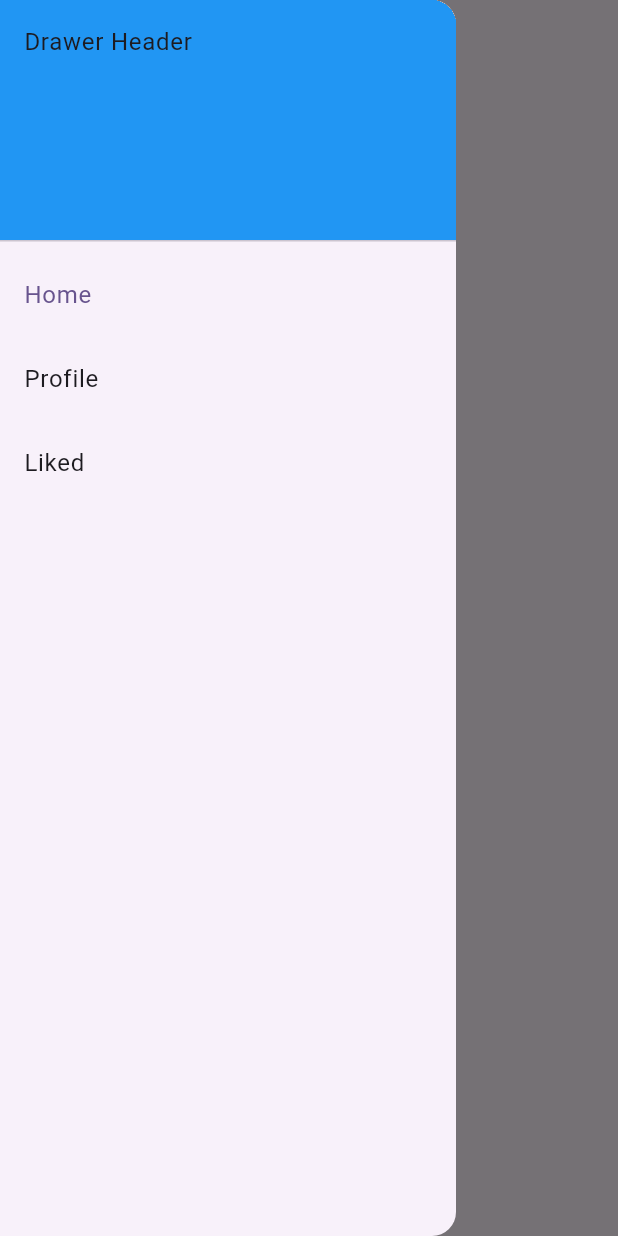
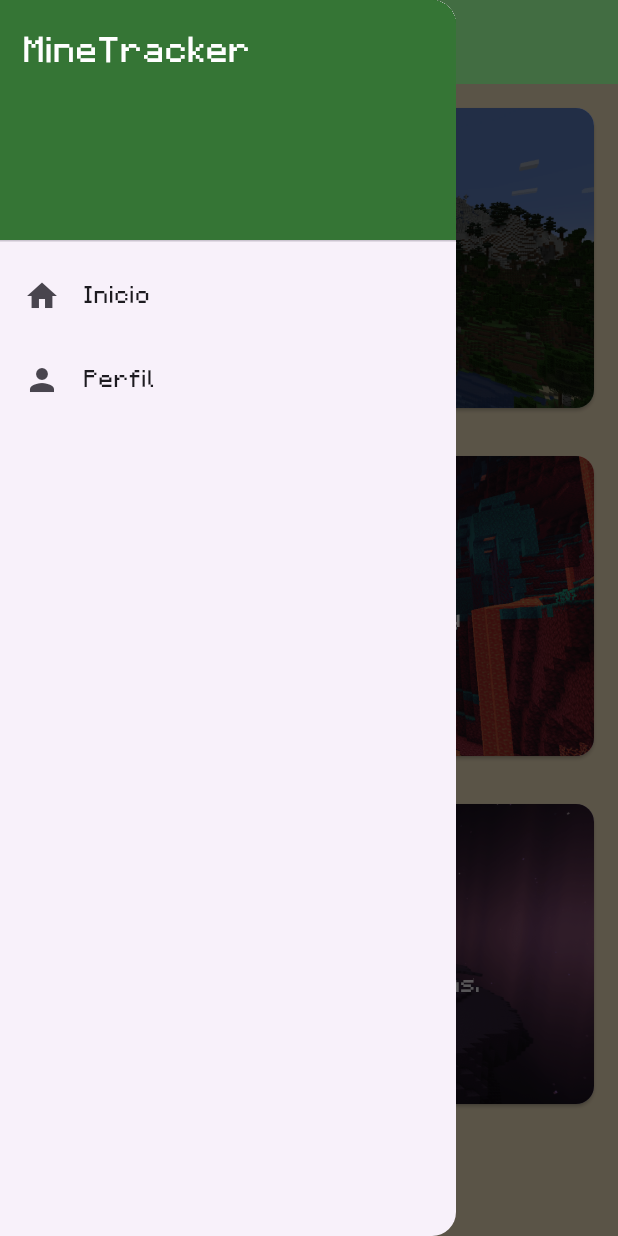
Before and after one commit to PabloEscobarXD/MineTracker, a Flutter app: the screen it shows after launch, with the side drawer open, on a phone screen of 412 x 824 dp. Run offline on Flutter 3.47's test engine with Material 3 defaults, Android fonts, the light colour scheme and no system bars.

Commit message:
IMPLEMENTACIONES
muchas implementaciones

```diff
--- /dev/null
+++ b/lib/classes/worldCard.dart
@@ -0,0 +1,67 @@
+import 'package:flutter/material.dart';
+
+class WorldCard extends StatelessWidget {
+  final String imagePath;
+  final String title;
+  final String subtitle;
+  final VoidCallback? onTap;
+
+  const WorldCard({
+    super.key,
+    required this.imagePath,
+    required this.title,
+    required this.subtitle,
+    this.onTap,
+  });
+
+  @override
+  Widget build(BuildContext context) {
+    return GestureDetector(
+      onTap: onTap,
+      child: Card(
+        margin: const EdgeInsets.all(16),
+        shape: RoundedRectangleBorder(borderRadius: BorderRadius.circular(12)),
+        clipBehavior: Clip.antiAlias,
+        child: Stack(
+          alignment: Alignment.center,
+          children: [
+            SizedBox(
+              height: 200,
+              width: double.infinity,
+              child: Image.asset(
+                imagePath,
+                fit: BoxFit.cover,
+              ),
+            ),
+            Container(
+              height: 200,
+              width: double.infinity,
+              color: Colors.black.withOpacity(0.4),
+            ),
+            Column(
+              mainAxisSize: MainAxisSize.min,
+              children: [
+                Text(
+                  title,
+                  style: const TextStyle(
+                    fontSize: 24,
+                    fontWeight: FontWeight.bold,
+                    color: Colors.white,
+                  ),
+                ),
+                const SizedBox(height: 8),
+                Text(
+                  subtitle,
+                  style: const TextStyle(
+                    fontSize: 16,
+                    color: Colors.white70,
+                  ),
+                ),
+              ],
+            ),
+          ],
+        ),
+      ),
+    );
+  }
+}
--- /dev/null
+++ b/lib/data/objective_data.dart
@@ -0,0 +1,75 @@
+// objectives_data.dart
+import 'package:flutter/material.dart';
+
+final List<Map<String, dynamic>> overworldItems = [
+  {
+    'name': 'Pico de Diamante',
+    'icon': Icons.construction,
+    'description': 'El mejor pico que puedes conseguir en el Overworld. Esencial para poder picar obsidiana y crear la '
+    'mesa de encantamientos, y más importante, el Portal al Nether. Se puede mejorar a un pico de Netherita con la mesa de herrería.',
+  },
+    {
+    'name': 'Mesa de encantamientos',
+    'icon': Icons.book,
+    'description': 'La forma mas sencilla de encantar tus objetos en Minecraft. Utilizando lapizlásuli puedes encantar tus armas y armaduras. '
+    'Por sí sola, los encantamientos serán de nivel bajo. Requerirás de colocar 15 librerías alrededor de la mesa para alcanzar'
+    ' el nivel máximo de encantamientos que se pueden aplicar a tus objetos.'
+  }
+];
+
+final List<Map<String, dynamic>> overworldStructures = [
+  {
+    'name': 'Stronghold',
+    'icon': Icons.account_tree,
+    'description': 'Estructura subterránea que contiene el portal al End. Para hallarla, tienes que usar ojos'
+    ' de Ender, estos comenzarán a flotar en el aire en dirección al Stronghold mas cercano. Una vez lo encuentres,'
+    ' busca el portal al End en las recámaras. En cuanto hayes la que tiene el portal, necesitarás 12 ojos de Ender para activarlo'
+    '. Procura tener más de esta cantidad para poder localizar el portal sin que te falten después.',
+  },
+  {
+    'name': 'Trial Chamber',
+    'icon': Icons.account_tree,
+    'description': 'Cámaras de cobre subterráneas en las que te enfrentas a enemigos'
+     ' en pruebas de valor. Puedes encontrarlos usando un mapa que te lleve a una intercambiando'
+     ' con cartógrafos en aldeas a cambio de esmeraldas.\n\n'
+     'Objetos importantes que puedes encontrar:\n - Manzanas doradas\n- Armas y Armaduras de diamante\n - Maza (Arma especial)',
+  },
+];
+
+final List<Map<String, dynamic>> netherItems = [
+  {
+    'name': 'Vara de Blaze',
+    'icon': Icons.whatshot,
+    'description': 'Objeto con la posibilidad de ser obtenido al matar un Blaze. Es indispensable para la creación de ojos de Ender.',
+  },
+  {
+    'name': 'Ojos de Ender',
+    'icon': Icons.panorama_fish_eye,
+    'description': 'Obtenido de la combinación de varas de Blaze y Perlas de Ender. Con este objeto se puede buscar y acceder al End colocándolos en las ranuras del portal. '
+    'Recuerda tener 12 de estas si quieres viajar a la dimensión del End.',
+  }
+];
+
+final List<Map<String, dynamic>> netherStructures = [
+  {
+    'name': 'Fortaleza del Nether',
+    'icon': Icons.fort,
+    'description': 'Estructura hostil donde habitan los Blazes.',
+  },
+];
+
+final List<Map<String, dynamic>> endItems = [
+  {
+    'name': 'Elytra',
+    'icon': Icons.flight,
+    'description': 'Alas que permiten planear, encontradas en End Cities.',
+  },
+];
+
+final List<Map<String, dynamic>> endStructures = [
+  {
+    'name': 'End City',
+    'icon': Icons.location_city,
+    'description': 'Estructura del End donde puedes encontrar las Elytras. Son bastante altas y peligrosas debido a que las defienden Shulkers, monstruos que lanzan proyectiles que te hacen levitar, sufriendo daño de caída si no eres precavido.',
+  },
+];
--- a/lib/main.dart
+++ b/lib/main.dart
@@ -1,5 +1,5 @@
 import 'package:flutter/material.dart';
-import 'pages/home_page.dart';
+import '../pages/splash_page.dart';
 
 void main() {
   runApp(const MyApp());
@@ -14,9 +14,10 @@ class MyApp extends StatelessWidget {
     return MaterialApp(
       title: 'Flutter Demo',
       theme: ThemeData(
+        fontFamily: 'Minecraft',
         colorScheme: ColorScheme.fromSeed(seedColor: Colors.deepPurple),
       ),
-      home: const MyHomePage(title: 'Home Page'),
+      home: const SplashPage(),
     );
   }
 }
--- a/lib/pages/home_page.dart
+++ b/lib/pages/home_page.dart
@@ -1,7 +1,7 @@
-
 import 'package:flutter/material.dart';
-import '../pages/like_page.dart';
-import '../pages/profile_page.dart';
+import 'objectives_page.dart';
+import 'profile_page.dart';
+import '../classes/worldCard.dart';
 
 class MyHomePage extends StatefulWidget {
   const MyHomePage({super.key, required this.title});
@@ -13,16 +13,12 @@ class MyHomePage extends StatefulWidget {
 }
 
 class _MyHomePageState extends State<MyHomePage> {
-  int _selectedIndex = 0;
-  static const TextStyle optionStyle = TextStyle(
-    fontSize: 30,
-    fontWeight: FontWeight.bold,
-  );
-
   @override
   Widget build(BuildContext context) {
     return Scaffold(
+      backgroundColor: const Color.fromRGBO(197, 183, 155, 1),
       appBar: AppBar(
+        backgroundColor: const Color.fromRGBO(144, 238, 144, 1),
         title: Text(widget.title),
         leading: Builder(
           builder: (context) {
@@ -35,59 +31,73 @@ class _MyHomePageState extends State<MyHomePage> {
           },
         ),
       ),
-      body: Center(),
       drawer: Drawer(
         child: ListView(
-          // Important: Remove any padding from the ListView.
           padding: EdgeInsets.zero,
           children: [
             const DrawerHeader(
-              decoration: BoxDecoration(color: Colors.blue),
-              child: Text('Drawer Header'),
+              decoration: BoxDecoration(color: Color.fromRGBO(42, 110, 42, 0.945)),
+              child: Text('MineTracker', style: TextStyle(color: Colors.white, fontSize: 24)),
             ),
             ListTile(
-              title: const Text('Home'),
-              selected: _selectedIndex == 0,
+              title: const Text('Inicio'),
+              leading: const Icon(Icons.home),
               onTap: () {
-                // Update the state of the app
-                //n _onItemTapped(1);
-                // Then close the drawer
                 Navigator.pop(context);
-
+                Navigator.popUntil(context, (route) => route.isFirst);
+              },
+            ),
+            ListTile(
+              title: const Text('Perfil'),
+              leading: const Icon(Icons.person),
+              onTap: () {
+                Navigator.pop(context);
                 Navigator.push(
                   context,
-                MaterialPageRoute(builder: (context) => const MyHomePage(title: 'Home Page')),
+                  MaterialPageRoute(builder: (context) => const ProfilePage(title: 'Perfil de Usuario')),
                 );
               },
             ),
-            ListTile(
-              title: const Text('Profile'),
-              selected: _selectedIndex == 1,
+          ],
+        ),
+      ),
+      body: ListView(
+        padding: EdgeInsets.zero,
+        children: [
+          WorldCard(
+            imagePath: 'assets/icons/mcOverworld.png',
+            title: 'Overworld',
+            subtitle: 'Minerales, Stronghold',
             onTap: () {
-                // Update the state of the app
-                // _onItemTapped(1);
-                // Then close the drawer
-                Navigator.pop(context);
               Navigator.push(
                 context,
-                MaterialPageRoute(builder: (context) => const ProfilePage(title: 'Profile Page')),
+                MaterialPageRoute(builder: (context) => const ObjectivesPage(world: 'Overworld')),
               );
             },
           ),
-            ListTile(
-              title: const Text('Liked'),
-              selected: _selectedIndex == 2,
+          WorldCard(
+            imagePath: 'assets/icons/mcNether.png',
+            title: 'Nether',
+            subtitle: 'Materiales de pociones, netherite y fortalezas',
             onTap: () {
-                Navigator.pop(context);
-
               Navigator.push(
                 context,
-                MaterialPageRoute(builder: (context) => const LikePage(title: 'Liked Page')),
+                MaterialPageRoute(builder: (context) => const ObjectivesPage(world: 'Nether')),
               );
             },
-            )
+          ),
+          WorldCard(
+            imagePath: 'assets/icons/mcEnd.png',
+            title: 'End',
+            subtitle: 'Dragón, Endcities y Elytras.',
+            onTap: () {
+              Navigator.push(
+                context,
+                MaterialPageRoute(builder: (context) => const ObjectivesPage(world: 'End')),
+              );
+            },
+          ),
         ],
-        ),
       ),
     );
   }
--- a/lib/pages/like_page.dart
+++ /dev/null
@@ -1,57 +0,0 @@
-
-import 'package:flutter/material.dart';
-
-class LikePage extends StatefulWidget {
-  const LikePage({super.key, required this.title});
-
-  final String title;
-
-  @override
-  State<LikePage> createState() => _LikePageState();
-}
-
-class _LikePageState extends State<LikePage> {
-  int _counter = 0;
-
-  void _incrementCounter() {
-    setState(() {
-      _counter++;
-    });
-  }
-
-  @override
-  Widget build(BuildContext context) {
-    return MaterialApp(
-      home: DefaultTabController(
-        length: 3,
-        child: Scaffold(
-          persistentFooterButtons: [
-            BackButton(
-              onPressed: ()
-              {
-                Navigator.pop(context);
-              },
-            )
-          ],
-          appBar: AppBar(
-            bottom: const TabBar(
-              tabs: [
-                Tab(icon: Icon(Icons.directions_car)),
-                Tab(icon: Icon(Icons.directions_transit)),
-                Tab(icon: Icon(Icons.directions_bike)),
-              ],
-            ),
-            title: const Text('Tabs Demo'),
-          ),
-          body: const TabBarView(
-            children: [
-              Icon(Icons.directions_car),
-              Icon(Icons.directions_transit),
-              Icon(Icons.directions_bike),
-            ],
-          ),
-        ),
-      ),
-    );
-  }
-}
```
Also changed, not shown: lib/classes/objectiveCard.dart (added, +42 -0 lines), lib/pages/objectives_page.dart (added, +122 -0 lines), lib/pages/profile_page.dart (+11 -27 lines), lib/pages/splash_page.dart (+36 -0 lines), pubspec.yaml (+12 -17 lines), assets/fonts/MinecraftBold.otf (added), assets/fonts/MinecraftBoldItalic.otf (added), assets/fonts/MinecraftItalic.otf (added), assets/fonts/MinecraftRegular.otf (added), assets/icons/mcEnd.png (added), assets/icons/mcNether.png (added), assets/icons/mcOverworld.png (added), assets/icons/splashIcon.png (added). Lines whose indentation alone changed are shown as unchanged.
